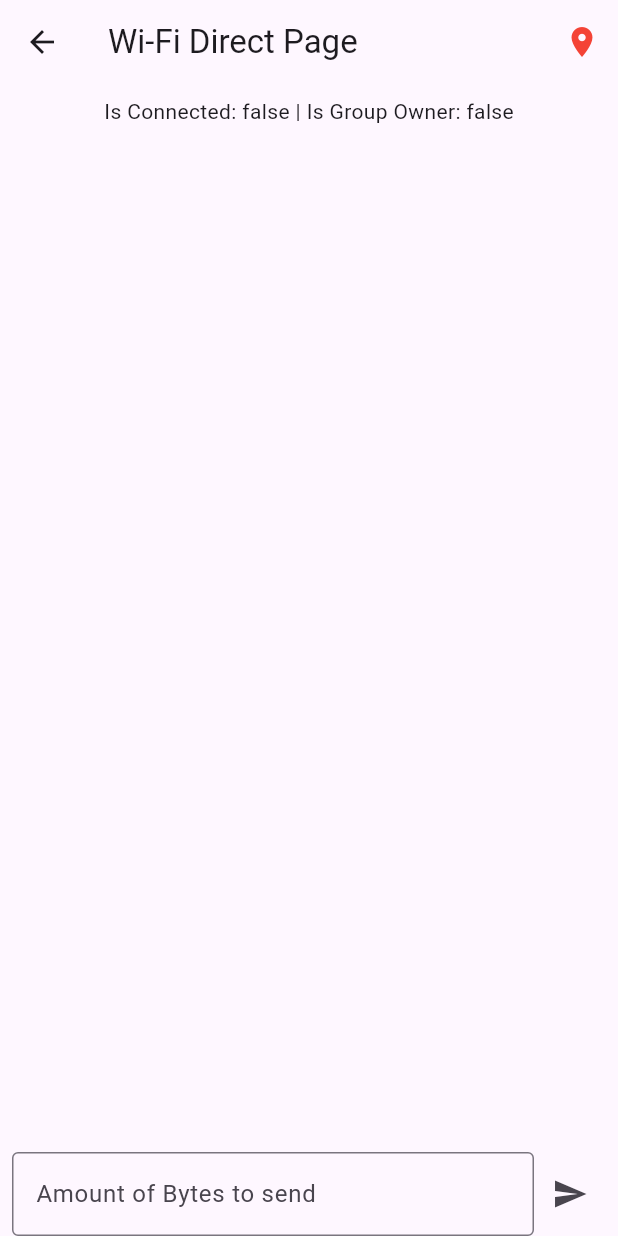
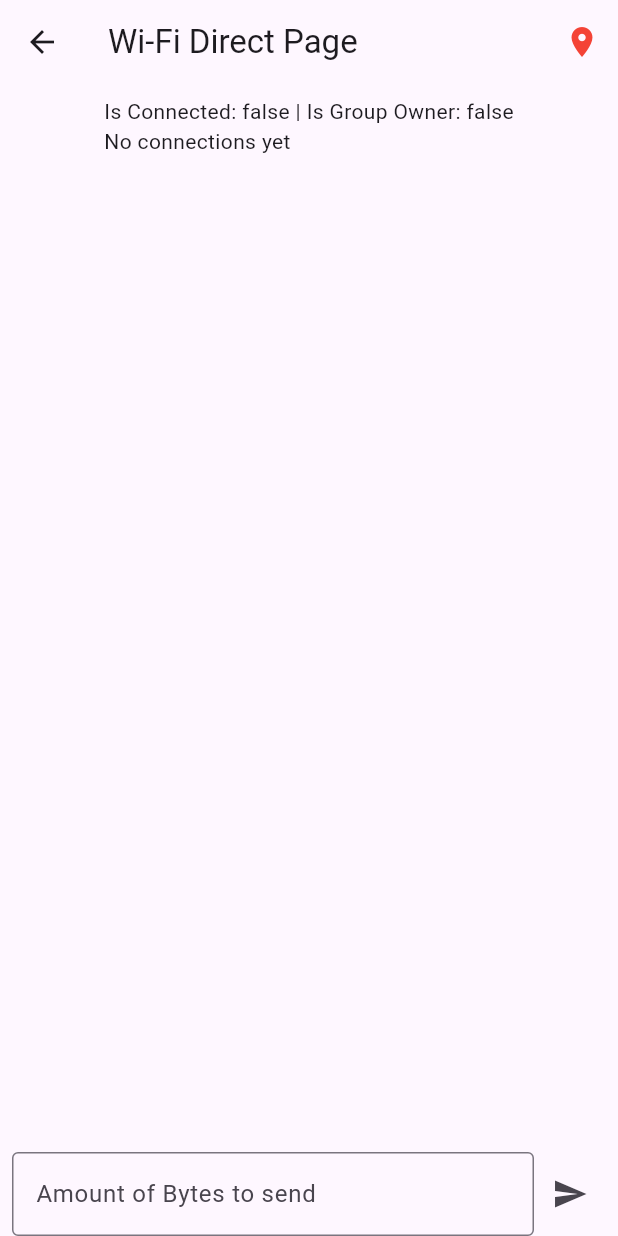
Before and after one commit to NicoDoebele/flutter-p2p-demo, a Flutter app: the WiFiDirectPage screen opened directly, on a phone screen of 412 x 824 dp. Run offline on Flutter 3.47's test engine with Material 3 defaults, Android fonts, the phone set to English and light mode, and no system bars; our stand-ins replace flutter_blue_plus, geolocator, permission_handler; missing offline and left inert: dart:ffi.

Commit message:
add connection time

```diff
--- a/lib/pages/wifidirect.dart
+++ b/lib/pages/wifidirect.dart
@@ -33,6 +33,9 @@ class WiFiDirectPageState extends State<WiFiDirectPage> {
 
   Timer? updateTimer;
 
+  DateTime? pageOpenTime;
+  DateTime? firstConnectionTime;
+
   static const platform =
       MethodChannel('org.katapp.flutter_p2p_demo.wifidirect/controller');
 
@@ -43,6 +46,10 @@ class WiFiDirectPageState extends State<WiFiDirectPage> {
 
   @override
   void initState() {
+    setState(() {
+      pageOpenTime = DateTime.now();
+    });
+
     super.initState();
     _updateLocationStatus();
     _connectionEventChannel
@@ -120,6 +127,7 @@ class WiFiDirectPageState extends State<WiFiDirectPage> {
     setState(() {
       isConnected = true;
       isGroupOwner = groupOwner;
+      firstConnectionTime ??= DateTime.now();
     });
 
     // Use the received information as needed
@@ -290,11 +298,15 @@ class WiFiDirectPageState extends State<WiFiDirectPage> {
       ),
       body: Column(
         children: [
-          // Displaying the number of active connections
           Padding(
             padding: const EdgeInsets.all(8.0),
-            child: Text(
-                'Is Connected: $isConnected | Is Group Owner: $isGroupOwner'),
+            child: Column(
+              crossAxisAlignment: CrossAxisAlignment.start,
+              children: [
+                Text('Is Connected: $isConnected | Is Group Owner: $isGroupOwner'),
+                Text(firstConnectionTime != null ? "Connection Time: ${firstConnectionTime?.difference(pageOpenTime!).inSeconds} seconds" : "No connections yet"),
+              ],
+            ),
           ),
           // Displaying messages from "data"
           Expanded(
```
Also changed, not shown: lib/pages/bluetooth.dart (+22 -1 lines), lib/pages/wifiaware.dart (+18 -2 lines).
